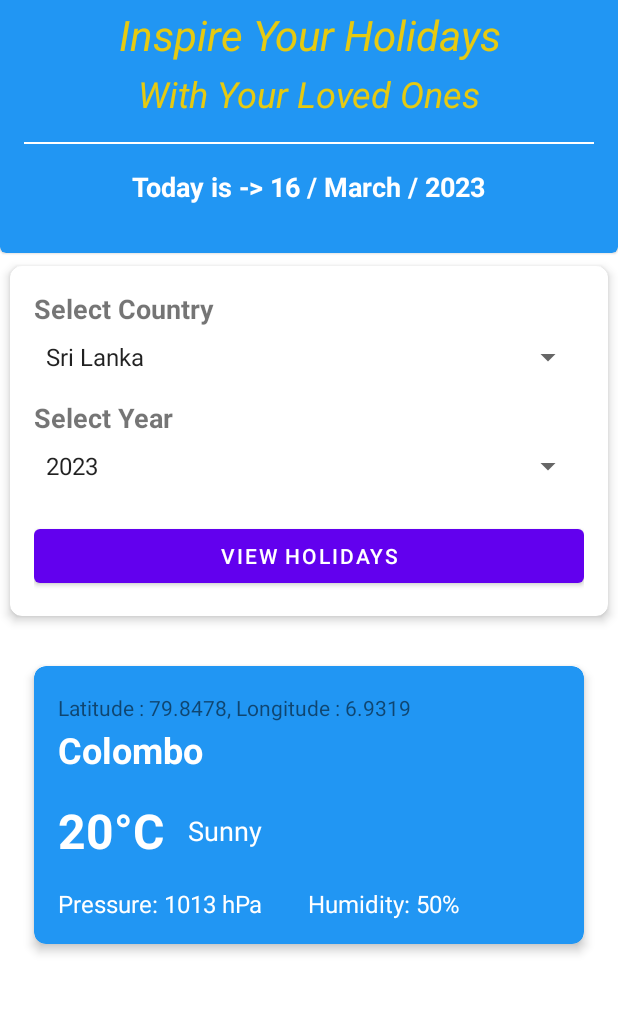
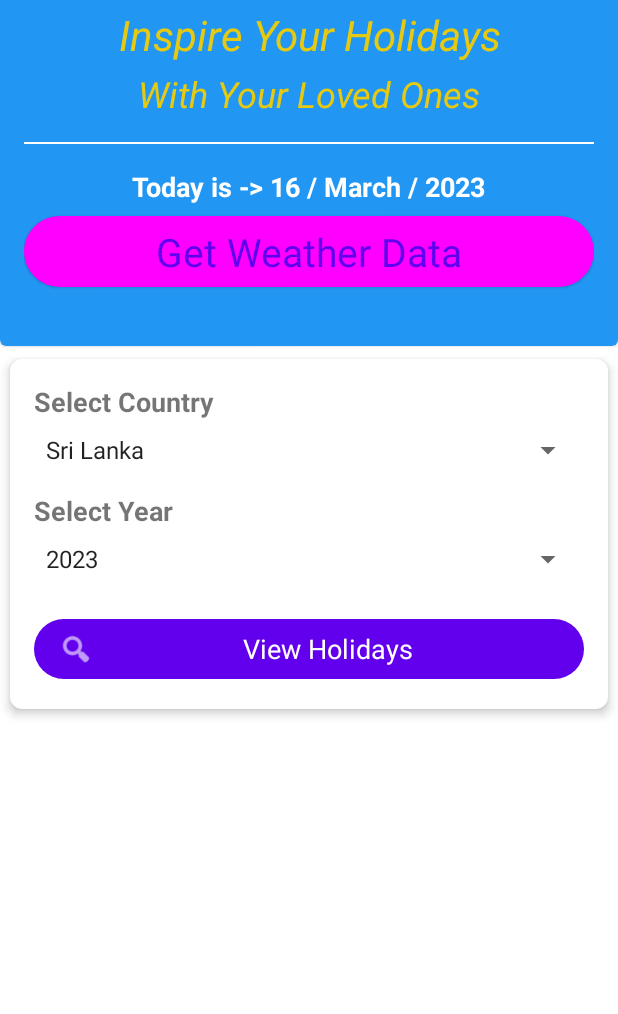
Before and after one commit to mohamedzumry/HoliCal, an Android app: the screen it shows after launch (MainActivity), on a phone screen of 412 x 824 dp, the part 97-1111 px from its top. Run offline under Robolectric (Android 15) with nearby library versions, the phone set to English and light mode, and no system bars; our stand-ins replace Volley.

Commit message:
update weather commit

```diff
--- a/app/src/main/AndroidManifest.xml
+++ b/app/src/main/AndroidManifest.xml
@@ -2,7 +2,7 @@
 <manifest xmlns:android="http://schemas.android.com/apk/res/android"
     xmlns:tools="http://schemas.android.com/tools">
 
-    <uses-permission android:name="android.permission.INTERNET"/>
+    <uses-permission android:name="android.permission.INTERNET" />
     <uses-permission android:name="android.permission.ACCESS_FINE_LOCATION" />
     <uses-permission android:name="android.permission.ACCESS_COARSE_LOCATION" />
 
@@ -15,6 +15,9 @@
         android:supportsRtl="true"
         android:theme="@style/Theme.HoliCal"
         tools:targetApi="31">
+        <activity
+            android:name=".WeatherDetails"
+            android:exported="false" />
         <activity
             android:name=".HolidayDetails"
             android:exported="false" />
--- a/app/src/main/java/lk/nibm/holical/MainActivity.kt
+++ b/app/src/main/java/lk/nibm/holical/MainActivity.kt
@@ -3,6 +3,7 @@ package lk.nibm.holical
 import android.annotation.SuppressLint
 import android.content.Intent
 import android.content.pm.PackageManager
+import android.location.Location
 import android.os.Build
 import androidx.appcompat.app.AppCompatActivity
 import android.os.Bundle
@@ -31,13 +32,8 @@ class MainActivity : AppCompatActivity() {
     private lateinit var spnActMainCountry: Spinner
     private lateinit var spnActMainYear : Spinner
 
-    private lateinit var lblTemperature : TextView
-    private  lateinit var lblActMainPressure : TextView
-    private lateinit var lblActMainHumidity : TextView
-    private lateinit var lblActMainWeaType : TextView
-    private lateinit var imgWeaIcon : ImageView
-    private lateinit var lblActMainCityname : TextView
-    private lateinit var lblActMainLatLon: TextView
+    var a:Double?=null
+    var b:Double?=null
 
     @RequiresApi(Build.VERSION_CODES.O)
     override fun onCreate(savedInstanceState: Bundle?) {
@@ -47,27 +43,16 @@ class MainActivity : AppCompatActivity() {
 
         // Initialize the fusedLocation var with the FusedLocationProviderClient class
         // The FusedLocationProviderClient class is used to request location updates and get the last known location.
-        fusedLocation = LocationServices.getFusedLocationProviderClient(this)
+        fusedLocation = LocationServices.getFusedLocationProviderClient(this@MainActivity)
 
-        lblActMainLatLon = findViewById(R.id.lblActMainLatLon)
         // Call the checkLocationPermission() method to check if the app has the permission to access the location of the device
         // This method call when the app is first launched
         checkLocationPermission()
-
         getDevDateTime()
-        getLocation()
 
         // Initialize the Spinner and EditText
         spnActMainCountry = findViewById(R.id.spnActMainCountry)
         spnActMainYear = findViewById(R.id.spnActMainYear)
-
-        // Initialize Weather card TextViews
-        lblActMainCityname = findViewById(R.id.lblActMainCityname)
-        lblTemperature = findViewById(R.id.lblTemperature)
-        lblActMainWeaType = findViewById(R.id.lblActMainWeaType)
-        lblActMainPressure = findViewById(R.id.lblActMainPressure)
-        lblActMainHumidity= findViewById(R.id.lblActMainHumidity)
-        imgWeaIcon= findViewById(R.id.imgWeaIcon)
 
         // Set up the ArrayAdapter for the Spinner
         val countries = arrayOf("Sri Lanka", "United Kingdom", "United States", "Canada", "Australia")
@@ -94,63 +79,47 @@ class MainActivity : AppCompatActivity() {
             startActivity(intent1)
         }
 
+        findViewById<Button>(R.id.btnLocation).setOnClickListener {
+            getLocations()
+
+            // Send data to WeatherDetails Activity
+            var intent2 = Intent(this@MainActivity, WeatherDetails::class.java)
+            intent2.putExtra("latitude", b)
+            intent2.putExtra("longitude", a)
+            startActivity(intent2)
+        }
+
     }
 
-    fun getWeatherData(lat: Double, lon: Double) {
-
-        lateinit var temperature :String
-        lateinit var pressure :String
-        lateinit var humidity : String
-        lateinit var weaType : String
-        lateinit var icon : String
-        lateinit var cityName : String
-
-        var url = "https://api.openweathermap.org/data/2.5/weather?lat=${lat}&lon=${lon}&appid=882ee6bf596e3c46852c2c851073a175"
-        val request = StringRequest(
-            Request.Method.GET,
-            url,
-            { response ->
-                try {
-                    // Successfully received weather data from the API
-                    // Parse the JSON response and update the UI with weather details
-                    val weatherData = JSONObject(response)
-                    val mainObject = weatherData.optJSONObject("main")
-                    temperature = mainObject.getString("temp")
-                    pressure = mainObject.getString("pressure")
-                    humidity = mainObject.getString("humidity")
-
-                    val weatherArray = weatherData.getJSONArray("weather")
-                    val weatherObject = weatherArray.getJSONObject(0)
-                    weaType = weatherObject.getString("main")
-                    icon = weatherObject.getString("icon")
-
-                    val sysObject = weatherData.optJSONObject("sys")
-                    cityName = sysObject.getString("name")
-
-                } catch (e: JSONException) {
-                    Toast.makeText(this, "Error in API  : ${e.message}", Toast.LENGTH_LONG).show()
-                }
-            },
-            { error ->
-                Toast.makeText(this, "Error in API  : ${error.message}", Toast.LENGTH_LONG).show()
-            }
-        )
-        Volley.newRequestQueue(applicationContext).add(request)
-
-        lblActMainCityname.text = cityName
-        lblTemperature.text = temperature+" 'C"
-        lblActMainWeaType.text = weaType
-        lblActMainPressure.text = "Pressure : "+pressure+" hPa"
-        lblActMainHumidity.text = "Humidity : "+humidity+" %"
-
-        Glide.with(this)
-            .load("https://openweathermap.org/img/w/$icon.png")
-            .into(imgWeaIcon)
-    }
-
+//    @SuppressLint("MissingPermission")
+//    private fun getLocation() : Location {
+//
+//        lateinit var lastLocation : Location
+//
+//        // Check if the permission is granted or not
+//        if (isPermissionGranted){
+//            // If the permission is granted, then get the last known location of the device
+//            // The last known location is the last location that the Fused Location Provider API has access to.
+//            // The last known location is not necessarily the last location that the device was at.
+//            val locationResult = fusedLocation.lastLocation
+//
+//            // Add an OnCompleteListener to the locationResult
+//            // The OnCompleteListener is called when the task is complete and the result is available.
+//            locationResult.addOnCompleteListener(this){location ->
+//                // Check if the location is successful
+//                // If the location is successful, then get the last location of the device
+//                // The last location is the last location that the device was at.
+//                if (location.isSuccessful) {
+//                    // Get the last location of the device
+//                    lastLocation = location.result
+//                }
+//            }
+//        }
+//        return lastLocation
+//    }
 
     @SuppressLint("MissingPermission")
-    private fun getLocation() {
+    private fun getLocations() {
         // Check if the permission is granted or not
         if (isPermissionGranted){
             // If the permission is granted, then get the last known location of the device
@@ -168,12 +137,9 @@ class MainActivity : AppCompatActivity() {
                     // Get the last location of the device
                     val lastLocation = location.result
 
-                    lblActMainLatLon.text = "Latitude: ${lastLocation.latitude}, Longitude: ${lastLocation.longitude}"
-
-                    getWeatherData(lastLocation.latitude, lastLocation.longitude)
-
                     // Set the text of the txtLocation to the latitude and longitude of the last location
-                    // txtLocation.text = "Latitude: ${lastLocation.latitude}, Longitude: ${lastLocation.longitude}"
+                    a = lastLocation.longitude
+                    b = lastLocation.latitude
                 }
             }
         }
--- a/app/src/main/res/layout/activity_main.xml
+++ b/app/src/main/res/layout/activity_main.xml
@@ -74,6 +74,17 @@
 
             </LinearLayout>
 
+            <Button
+                android:id="@+id/btnLocation"
+                style="@style/Widget.Material3.Button.ElevatedButton"
+                android:layout_width="match_parent"
+                android:layout_height="wrap_content"
+                android:layout_marginVertical="3dp"
+                android:text="Get Weather Data"
+                android:textSize="26sp" />
+
+
+
             <LinearLayout
                 android:layout_width="match_parent"
                 android:layout_height="wrap_content"
@@ -133,108 +144,16 @@
 
             <Button
                 android:id="@+id/btnActMainGetHolidays"
+                style="@style/Widget.Material3.Button.Icon"
                 android:layout_width="match_parent"
                 android:layout_height="wrap_content"
                 android:layout_marginTop="24dp"
-                android:text="View Holidays" />
+                android:text="View Holidays"
+                android:textSize="18sp"
+                app:icon="@android:drawable/ic_menu_search"
+                app:iconSize="24dp" />
 
         </LinearLayout>
     </androidx.cardview.widget.CardView>
 
-    <androidx.cardview.widget.CardView
-        android:layout_width="match_parent"
-        android:layout_height="wrap_content"
-        android:layout_margin="16dp"
-        app:cardBackgroundColor="@color/skyblue"
-        app:cardCornerRadius="8dp"
-        app:cardElevation="4dp"
-        app:cardUseCompatPadding="true">
-
-        <LinearLayout
-            android:layout_width="match_parent"
-            android:layout_height="wrap_content"
-            android:orientation="vertical"
-            android:padding="16dp">
-
-            <TextView
-                android:id="@+id/lblActMainLatLon"
-                android:layout_width="match_parent"
-                android:layout_height="wrap_content"
-                android:paddingTop="2dp"
-                android:paddingBottom="2dp"
-                android:text="Latitude : 79.8478, Longitude : 6.9319" />
-
-            <TextView
-                android:id="@+id/lblActMainCityname"
-                android:layout_width="wrap_content"
-                android:layout_height="wrap_content"
-                android:text="Colombo"
-                android:textColor="#FFFFFF"
-                android:textSize="24sp"
-                android:textStyle="bold" />
-
-            <LinearLayout
-                android:layout_width="match_parent"
-                android:layout_height="wrap_content"
-                android:layout_marginTop="16dp"
-                android:orientation="horizontal">
-
-                <TextView
-                    android:id="@+id/lblTemperature"
-                    android:layout_width="wrap_content"
-                    android:layout_height="wrap_content"
-                    android:text="20°C"
-                    android:textColor="#FFFFFF"
-                    android:textSize="32sp"
-                    android:textStyle="bold" />
-
-                <TextView
-                    android:id="@+id/lblActMainWeaType"
-                    android:layout_width="wrap_content"
-                    android:layout_height="wrap_content"
-                    android:text="Sunny"
-                    android:textColor="#FFFFFF"
-                    android:textSize="18sp"
-                    android:layout_gravity="center_vertical"
-                    android:layout_marginLeft="16dp" />
-
-                <ImageView
-                    android:id="@+id/imgWeaIcon"
-                    android:layout_width="40dp"
-                    android:layout_height="40dp"
-                    android:layout_weight="1"
-                    tools:srcCompat="@tools:sample/avatars" />
-
-            </LinearLayout>
-
-            <LinearLayout
-                android:layout_width="match_parent"
-                android:layout_height="wrap_content"
-                android:layout_marginTop="16dp"
-                android:orientation="horizontal">
-
-                <TextView
-                    android:id="@+id/lblActMainPressure"
-                    android:layout_width="wrap_content"
-                    android:layout_height="wrap_content"
-                    android:text="Pressure: 1013 hPa"
-                    android:textColor="#FFFFFF"
-                    android:textSize="16sp"
-                    android:layout_weight="1" />
-
-                <TextView
-                    android:id="@+id/lblActMainHumidity"
-                    android:layout_width="138dp"
-                    android:layout_height="match_parent"
-                    android:layout_weight="1"
-                    android:text="Humidity: 50%"
-                    android:textColor="#FFFFFF"
-                    android:textSize="16sp" />
-
-            </LinearLayout>
-
-        </LinearLayout>
-
-    </androidx.cardview.widget.CardView>
-
 </LinearLayout>
```
Also changed, not shown: app/src/main/java/lk/nibm/holical/HolidayDetails.kt (+11 -0 lines), app/src/main/java/lk/nibm/holical/HolidayList.kt (+8 -0 lines).
